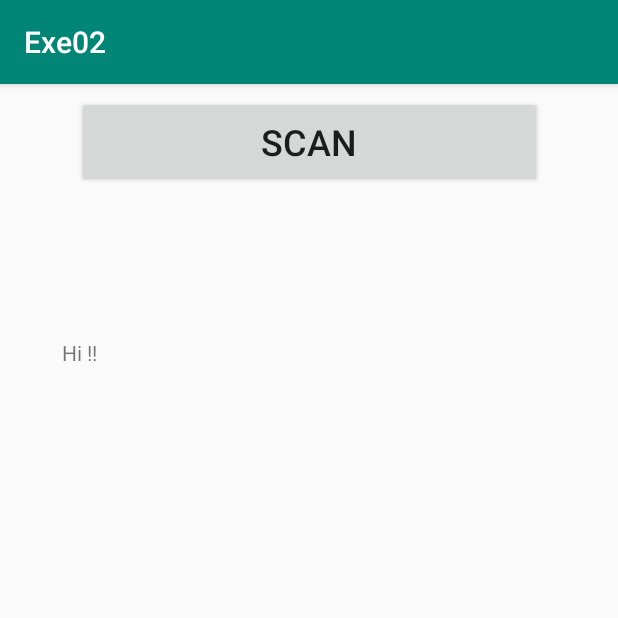
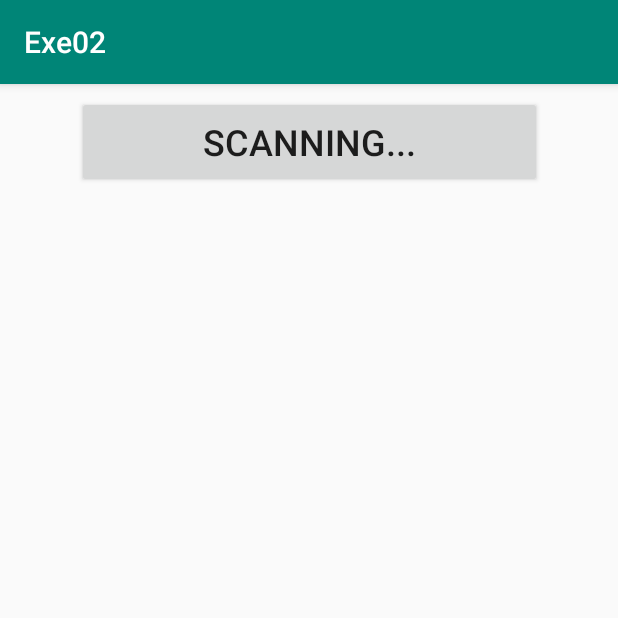
Before and after one commit to mobilecomputing-organization/MobileComputing, an Android app: the screen it shows after launch (MainActivity), after a tap on "SCAN", on a phone screen of 412 x 824 dp, the top half of it. Run offline under Robolectric (Android 15) with nearby library versions, the light colour scheme and no system bars.

Commit message:
update 3

```diff
--- a/WorkingDirectory/Exe02/Exercise02/app/src/main/java/mobilecomp/app/exe02/MainActivity.java
+++ b/WorkingDirectory/Exe02/Exercise02/app/src/main/java/mobilecomp/app/exe02/MainActivity.java
@@ -11,6 +11,7 @@ import android.bluetooth.le.ScanSettings;
 import android.content.Context;
 import android.content.Intent;
 import android.os.Handler;
+import android.os.ParcelUuid;
 import android.support.v7.app.AppCompatActivity;
 import android.os.Bundle;
 import android.util.Log;
@@ -29,25 +30,28 @@ public class MainActivity extends AppCompatActivity {
     private int REQUEST_ENABLE_BT = 1234; // just to pass as an argument
     private BluetoothLeScanner LeScanner;
     private BluetoothAdapter.LeScanCallback leScanCallback;
-    private UUID uuid = UUID.fromString("00000002-0000-0000-FDFD-FDFDFDFDFDFD");
+    private UUID myuuid = UUID.fromString("00000002-0000-0000-FDFD-FDFDFDFDFDFD");
     private BluetoothDevice bledevice;
     private ScanCallback scanCallback;
     private ScanFilter scanfilter;
     private ScanSettings scanSettings;
     private Handler mHandler;
-    private int SCAN_PERIOD = 10000;
+    private int SCAN_PERIOD = 20000;// 10 seconds
     private  boolean enable = true;
     private Context activityContext;
     private static final String TAG = "MyApp";
     private BluetoothDevice mydevice;
-
+    private String appname = "IPVS-LIGHT";
+    public View myv;
     @Override
     protected void onCreate(Bundle savedInstanceState) {
         super.onCreate(savedInstanceState);
         setContentView(R.layout.activity_main);
 
+
+
         //GUI variables
-        Button ScanButton = (Button) findViewById(R.id.ScanButton);
+        final Button ScanButton = (Button) findViewById(R.id.ScanButton);
         final TextView ScanRes = (TextView) findViewById(R.id.ScanRes);
 
         // Initializes Bluetooth adapter
@@ -67,35 +71,46 @@ public class MainActivity extends AppCompatActivity {
         scanCallback = new ScanCallback() {
             @Override
             public void onScanResult(int callbackType, ScanResult result) {
-
-
-
-                //ScanRes.setText("calback called ");
+                ScanRes.setText(ScanRes.getText()+ "new ScanRes =  ");
                 Log.i(TAG,"Called");
-
-
-                //Toast toast = Toast.makeText(activityContext,"Callback called", Toast.LENGTH_SHORT);
-                //toast.setGravity(Gravity.CENTER | Gravity.BOTTOM, 0, 0);
-                //toast.show();
-
-                ScanRes.setText(result.getDevice().getName());
-                if (result.getDevice().getName() != null)
+                //ScanRes.setText(result.getDevice().getName());
+                if (result.getScanRecord()!= null)
                 {
                     Log.i(TAG,"inside If");
-                    Log.i(TAG,result.getDevice().getName());
-                    if (result.getDevice().getUuids()!= null){
-                        if(result.getDevice().getUuids().equals(uuid))
-                        mydevice = result.getDevice();
+                  //  Log.i(TAG,result.getDevice().getName());
+                    ScanRes.setText(ScanRes.getText()+ "(ScanRec not null +  ");
+                        if(result.getScanRecord().getDeviceName()!= null){
+                            ScanRes.setText(ScanRes.getText()+ " Device name not null +  "
+                                    + result.getScanRecord().getDeviceName());
+                            if (result.getScanRecord().getDeviceName().equals(appname))
+                            {
+                                ScanRes.setText(ScanRes.getText()+ "name matched +  ");
+                                ScanButton.setText("Scan Again");
+                                LeScanner.stopScan(scanCallback);
+                                mydevice = result.getDevice();
+                                //Intent intent = new Intent(v.getContext(),BtleServiceActivity.class);
+                                //startActivity(intent);
+                                ScanRes.setText(ScanRes.getText()+"Dev Add is " + mydevice.getAddress());
 
-                        Log.i(TAG,result.getDevice().getName());
-                        ScanRes.setText("connected");
-                    }
+                            }
+                        }
+                        //mydevice = result.getDevice();
+                        /*List<ParcelUuid> uuids = result.getScanRecord().getServiceUuids();
+                        if(uuids!= null){
+                            ScanRes.setText(ScanRes.getText()+ "uuids not null :  ");
+                            for (ParcelUuid uuid : uuids)
+                            {
+                                UUID resuuid = uuid.getUuid();
+                                ScanRes.setText(ScanRes.getText()+ resuuid.toString() + ") ");
+                            }
+                        }*/
 
-
-
+                        /*if(result.getScanRecord().getServiceUuids() != null)
+                        ScanRes.setText(ScanRes.getText()+ "UUID  "+result.getScanRecord().getServiceUuids());
+                        else
+                            ScanRes.setText(ScanRes.getText()+ result.getDevice().toString());*/
                     //mydevice = result.getDevice();
                     //enable = false;
-
                 }
 
 
@@ -108,7 +123,9 @@ public class MainActivity extends AppCompatActivity {
         ScanButton.setOnClickListener(new View.OnClickListener() {
             @Override
             public void onClick(View v) {
-                ScanRes.setText("Hi !!");
+                myv = v;
+
+                ScanRes.setText("");
                 enable = true;
                 LeScanner = bluetoothAdapter.getBluetoothLeScanner();
                 if (enable)
@@ -118,11 +135,13 @@ public class MainActivity extends AppCompatActivity {
                         public void run() {
                             //mScanning = false;
 
+                            ScanButton.setText("Scan Again");
                             LeScanner.stopScan(scanCallback);
                         }
                     }, SCAN_PERIOD);
 
                     //mScanning = true;
+                    ScanButton.setText("Scanning...");
                     LeScanner.startScan(scanCallback);
                 } else
                 {
--- a/WorkingDirectory/Exe02/Exercise02/app/src/main/res/layout/activity_main.xml
+++ b/WorkingDirectory/Exe02/Exercise02/app/src/main/res/layout/activity_main.xml
@@ -24,8 +24,8 @@
 
     <TextView
         android:id="@+id/ScanRes"
-        android:layout_width="329dp"
-        android:layout_height="108dp"
+        android:layout_width="353dp"
+        android:layout_height="381dp"
         android:layout_marginStart="8dp"
         android:layout_marginTop="8dp"
         android:layout_marginEnd="8dp"
@@ -34,6 +34,5 @@
         app:layout_constraintBottom_toBottomOf="parent"
         app:layout_constraintEnd_toEndOf="parent"
         app:layout_constraintStart_toStartOf="parent"
-        app:layout_constraintTop_toTopOf="parent"
-        app:layout_constraintVertical_bias="0.25" />
+        app:layout_constraintTop_toTopOf="parent" />
 </android.support.constraint.ConstraintLayout>
```
Also changed, not shown: WorkingDirectory/Exe02/Exercise02/app/src/main/AndroidManifest.xml (+14 -5 lines), WorkingDirectory/Exe02/Exercise02/app/src/main/java/mobilecomp/app/exe02/BtleServiceActivity.java (added, +17 -0 lines), WorkingDirectory/Exe02/Exercise02/app/src/main/res/layout/activity_btle_service.xml (added, +26 -0 lines).
